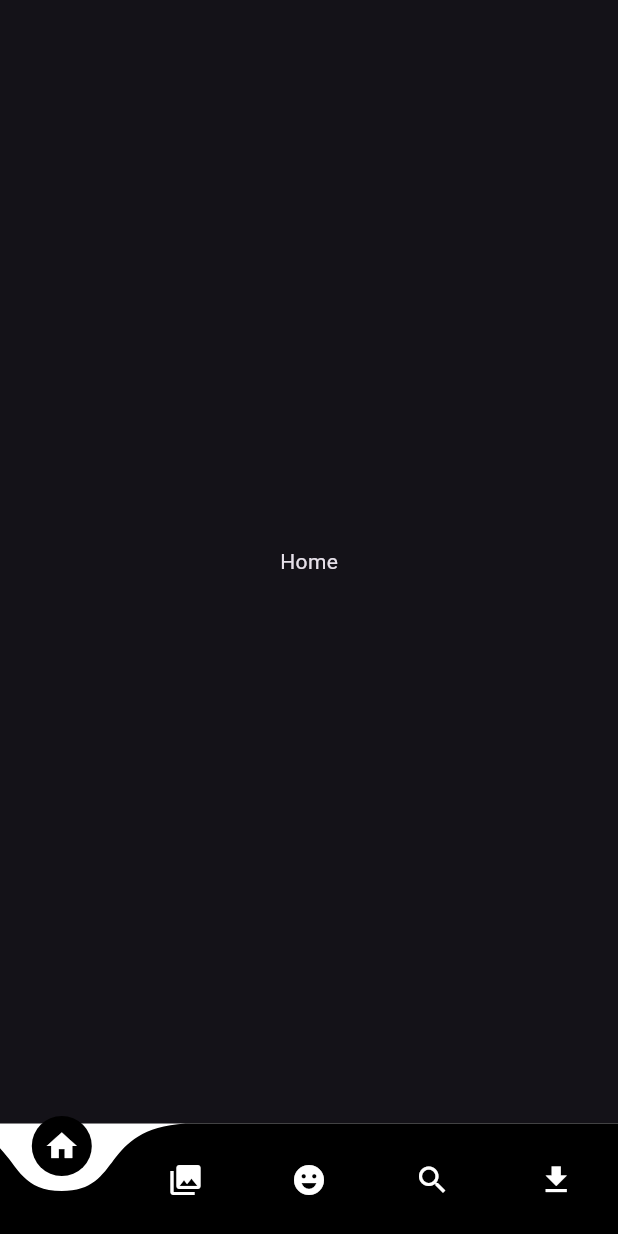
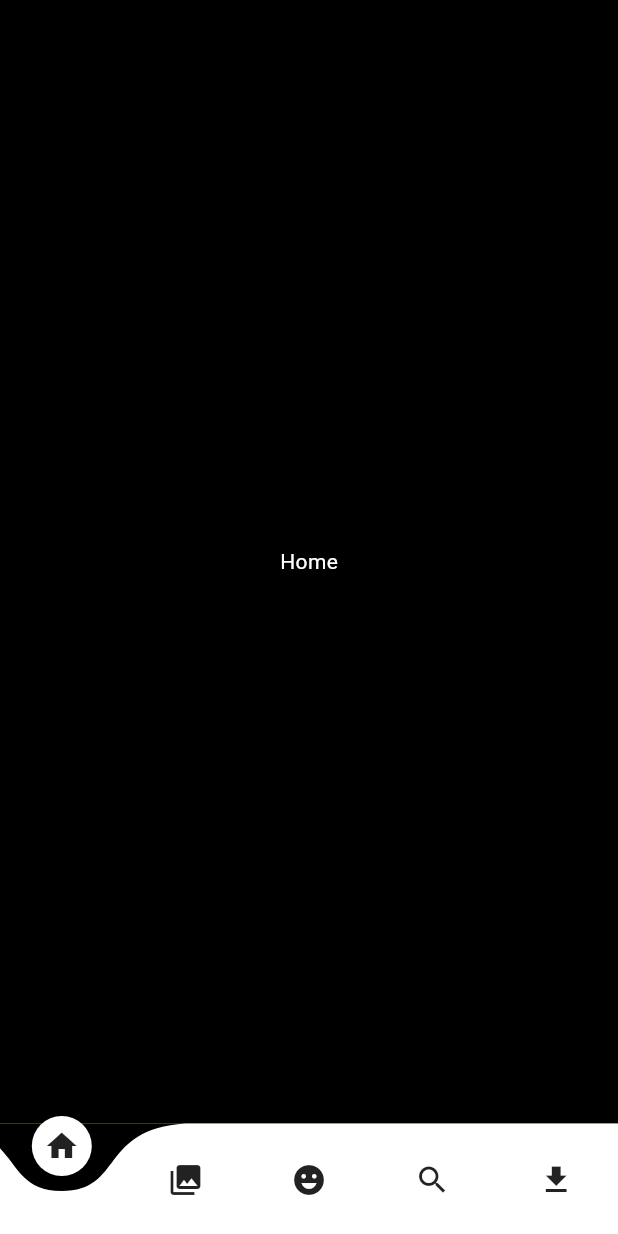
Before and after one commit to Roshandevelops/netflix_clone, a Flutter app: the screen it shows after launch, on a phone screen of 412 x 824 dp. Run offline on Flutter 3.47's test engine with Material 3 defaults, Android fonts, the phone set to English and light mode, and no system bars; drawn by our look-alikes of curved_navigation_bar.

Commit message:
fixed every colors in navigation bar

```diff
--- a/lib/main.dart
+++ b/lib/main.dart
@@ -12,14 +12,19 @@ class MyApp extends StatelessWidget {
   @override
   Widget build(BuildContext context) {
     return MaterialApp(
-      theme: ThemeData.dark(),
+      theme: ThemeData(
+        scaffoldBackgroundColor: Colors.black,
+        textTheme: TextTheme(
+          bodySmall: TextStyle(color: Colors.white),
+          bodyMedium: TextStyle(color: Colors.white),
+          bodyLarge: TextStyle(color: Colors.white),
+        ),
+      ),
+
+      // theme: ThemeData.dark(),
+      // darkTheme: ThemeData.light(),
 
       // iconTheme: IconThemeData(color: Colors.black),
-      // textTheme: TextTheme(
-      //   bodySmall: TextStyle(color: Colors.white),
-      //   bodyMedium: TextStyle(color: Colors.white),
-      //   bodyLarge: TextStyle(color: Colors.white),
-      // ),
 
       debugShowCheckedModeBanner: false,
       home: AllScreens(),
--- a/lib/view/all_screens/all_screens.dart
+++ b/lib/view/all_screens/all_screens.dart
@@ -20,7 +20,7 @@ class AllScreens extends StatelessWidget {
   @override
   Widget build(BuildContext context) {
     return Scaffold(
-      backgroundColor: Colors.black,
+      backgroundColor: Colors.yellow,
       body: ValueListenableBuilder(
         valueListenable: indexChangeNotifier,
         builder: (context, index, child) {
--- a/lib/widgets/bottom_navbar.dart
+++ b/lib/widgets/bottom_navbar.dart
@@ -17,8 +17,8 @@ class BottomNavbarWidget extends StatelessWidget {
             },
             index: newIndex,
             animationDuration: Duration(milliseconds: 400),
-            color: Colors.black,
-            backgroundColor: Colors.white,
+            // color: Colors.black,
+            backgroundColor: Colors.black,
             items: const [
               Icon(Icons.home),
               Icon(Icons.collections),
```
